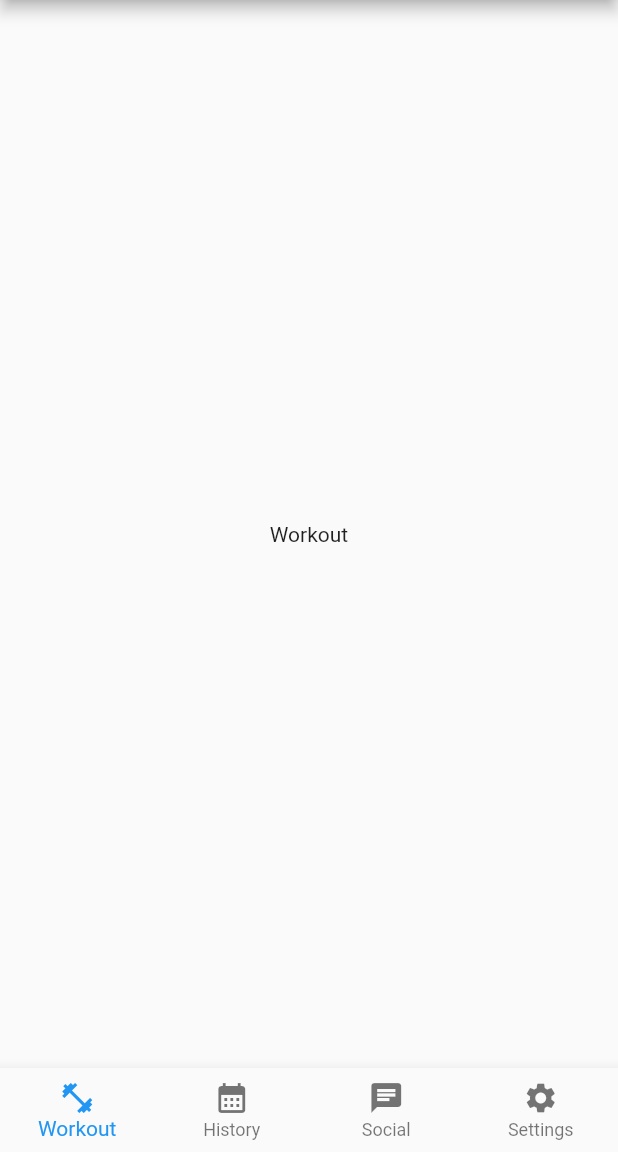
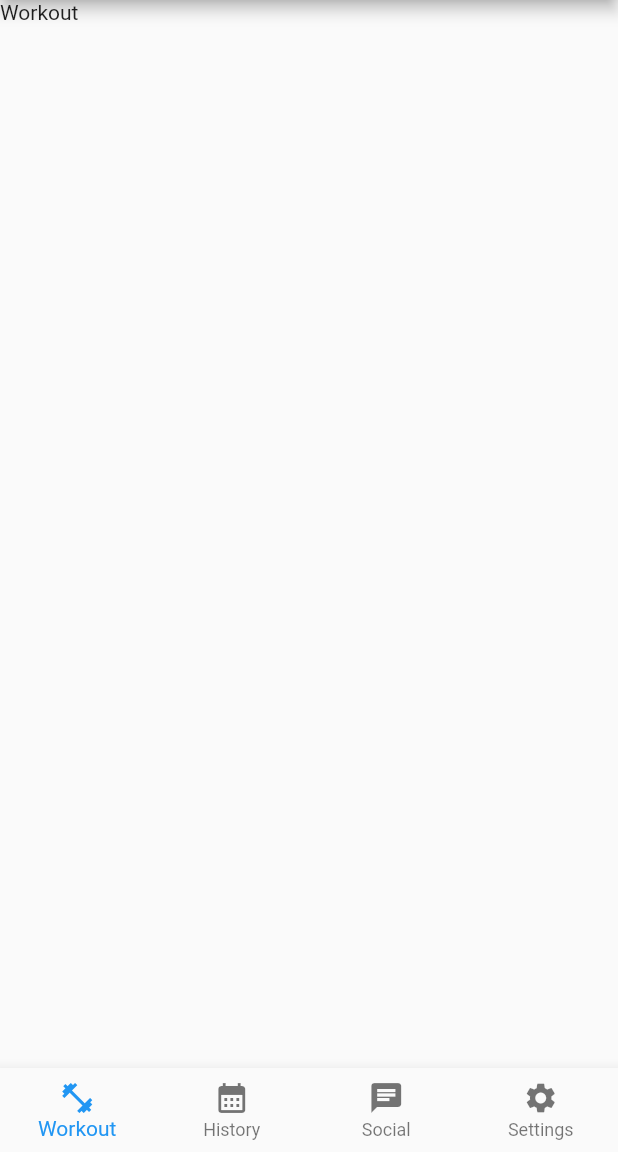
Before and after one commit to cherking19/EC463_SmartExerciseSystem, a Flutter app: the screen it shows after launch, on a phone screen of 412 x 824 dp, the part 84-1236 px from its top. Run offline on Flutter 3.47's test engine with Material 2 defaults, Android fonts, the phone set to English and light mode, and no system bars.

Commit message:
Change alignment of page title

```diff
--- a/smart_gym/lib/main.dart
+++ b/smart_gym/lib/main.dart
@@ -49,12 +49,13 @@ class MyHomePage extends StatefulWidget {
 
 class _MyHomePageState extends State<MyHomePage> {
   int _selectedPage = 0;
-  String title = 'Workout';
+  static List<String> pageTitles = ['Workout', 'History', 'Social', 'Settings'];
+  String pageTitle = pageTitles[0];
 
   void _onPageTapped(int index) {
     setState(() {
       _selectedPage = index;
-      title = 'Workout';
+      pageTitle = pageTitles[index];
     });
   }
 
@@ -75,7 +76,17 @@ class _MyHomePageState extends State<MyHomePage> {
       body: Center(
         // Center is a layout widget. It takes a single child and positions it
         // in the middle of the parent.
-        child: Text(title),
+        child: Container(
+          alignment: Alignment.topLeft,
+          // color: Colors.blue,
+          child: Column(
+            crossAxisAlignment: CrossAxisAlignment.start,
+            mainAxisAlignment: MainAxisAlignment.start,
+            children: <Widget>[
+              Text(pageTitle),
+            ],
+          ),
+        ),
       ),
       bottomNavigationBar: BottomNavigationBar(
         items: const <BottomNavigationBarItem>[
```
